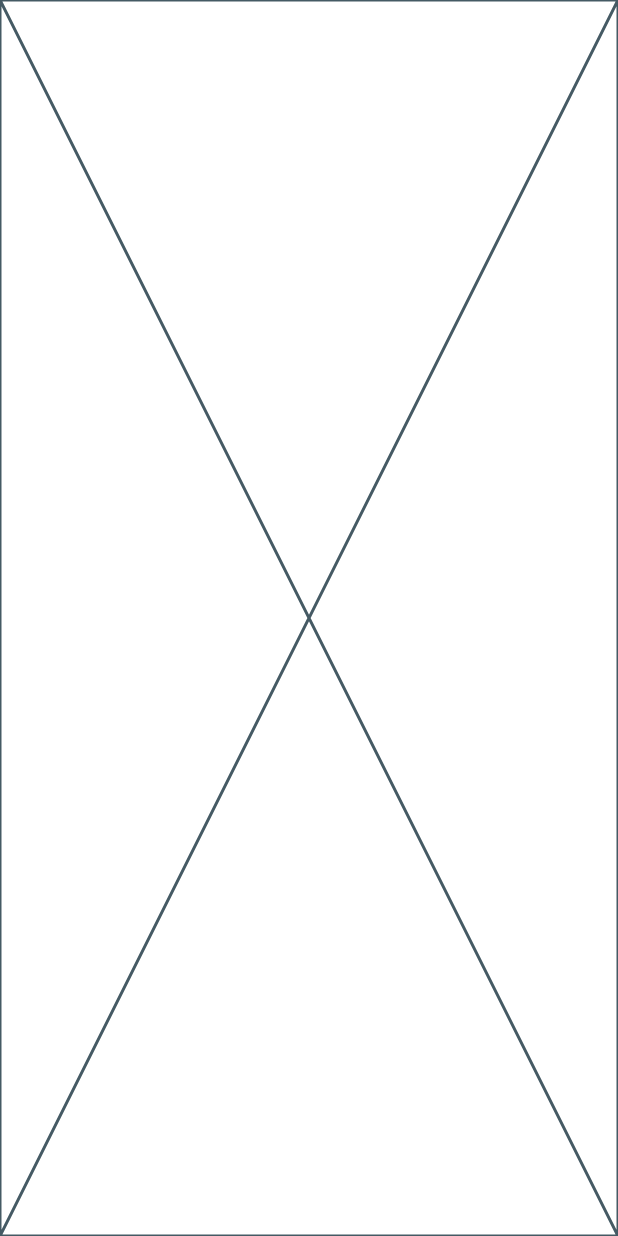
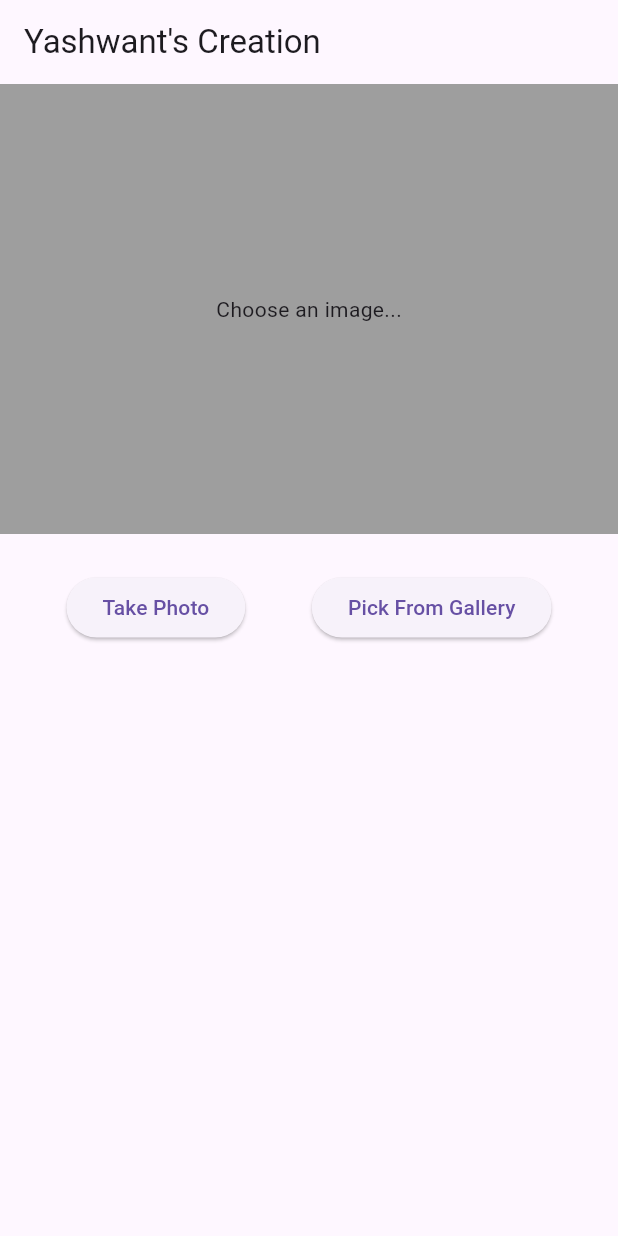
Before and after one commit to YashwantXDX/Image-To-Text-Flutter-App, a Flutter app: the screen it shows after launch, on a phone screen of 412 x 824 dp. Run offline on Flutter 3.47's test engine with Material 3 defaults, Android fonts, the phone set to English and light mode, and no system bars; our stand-ins replace image_picker.

Commit message:
Connected the UI with Clauded Services

```diff
--- /dev/null
+++ b/lib/home_page.dart
@@ -0,0 +1,121 @@
+import 'dart:io';
+
+import 'package:flutter/material.dart';
+import 'package:image_picker/image_picker.dart';
+import 'package:my_sample_project/claude_service.dart';
+
+class HomePage extends StatefulWidget {
+  const HomePage({super.key});
+
+  @override
+  State<HomePage> createState() => _HomePageState();
+}
+
+class _HomePageState extends State<HomePage> {
+  // Variables
+  File? _image;
+  String? _description;
+  bool _isLoading = false;
+  final _picker = ImagePicker();
+
+  // Pick The Image
+  Future<void> _pickImage(ImageSource source) async {
+    try {
+      final pickedImage = await _picker.pickImage(
+        source: source,
+        maxHeight: 1080,
+        maxWidth: 1920,
+        imageQuality: 85,
+      );
+
+      // Image has been chosen? start the analysis
+      if (pickedImage != null) {
+        setState(() {
+          _image = File(pickedImage.path);
+        });
+        await _analyzeImage();
+      }
+    } catch (e) {
+      print(e);
+    }
+  }
+
+  // Analyze Image Function
+  Future<void> _analyzeImage() async {
+    // If no image chosen to analyze
+    if (_image == null) return;
+
+    // loading....
+    setState(() {
+      _isLoading = true;
+    });
+
+    try {
+      final desc = await ClaudeService().analyzeImage(_image!);
+
+      setState(() {
+        _description = desc;
+        _isLoading = false;
+      });
+    } catch (e) {
+      print(e);
+      setState(() {
+        _isLoading = false;
+      });
+    }
+  }
+
+  @override
+  Widget build(BuildContext context) {
+    return Scaffold(
+      appBar: AppBar(
+        title: const Text("Yashwant's Creation"),
+      ),
+      body: Column(
+        children: [
+          // display Image
+          Container(
+            height: 300,
+            color: Colors.grey,
+            child: _image != null
+                ? Image.file(_image!)
+                : const Center(child: Text("Choose an image...")),
+          ),
+
+          const SizedBox(
+            height: 25,
+          ),
+          // Buttons
+          Row(
+            mainAxisAlignment: MainAxisAlignment.spaceEvenly,
+            children: [
+              // Take a Photo using Camera
+              ElevatedButton(
+                  onPressed: () => _pickImage(ImageSource.camera),
+                  child: const Text("Take Photo")),
+
+              // Take From Gallery
+              ElevatedButton(
+                  onPressed: () => _pickImage(ImageSource.gallery),
+                  child: const Text("Pick From Gallery"))
+            ],
+          ),
+
+          const SizedBox(
+            height: 25,
+          ),
+
+          // Description loading...
+          if (_isLoading)
+            const Center(
+              child: CircularProgressIndicator(),
+            )
+
+          // Description loaded
+          else if (_description != null)
+            Text(_description!),
+        ],
+      ),
+    );
+  }
+}
--- a/lib/main.dart
+++ b/lib/main.dart
@@ -1,4 +1,5 @@
 import 'package:flutter/material.dart';
+import 'package:my_sample_project/home_page.dart';
 
 void main() {
   runApp(const MyApp());
@@ -11,21 +12,7 @@ class MyApp extends StatelessWidget {
   Widget build(BuildContext context) {
     return MaterialApp(
       debugShowCheckedModeBanner: false,
-      home: MainApp(),
+      home: HomePage(),
     );
   }
 }
-
-class MainApp extends StatefulWidget {
-  const MainApp({super.key});
-
-  @override
-  State<MainApp> createState() => _MainAppState();
-}
-
-class _MainAppState extends State<MainApp> {
-  @override
-  Widget build(BuildContext context) {
-    return const Placeholder();
-  }
-}
```
